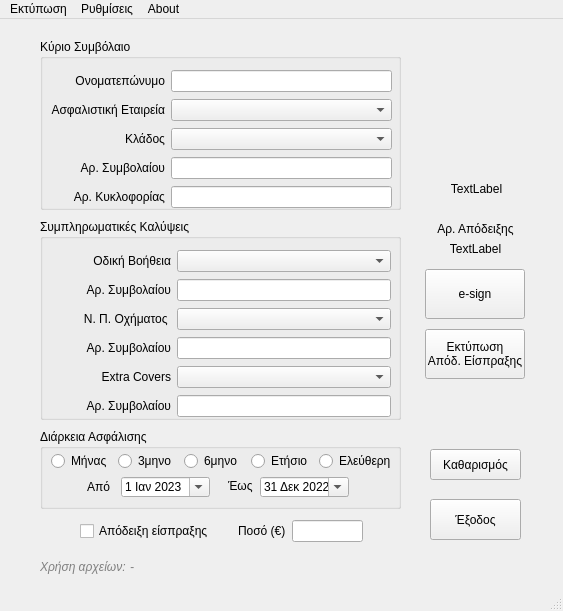
The window that src/receipt.ui (nmaragos/domino) describes before a commit, drawn with Qt 5.
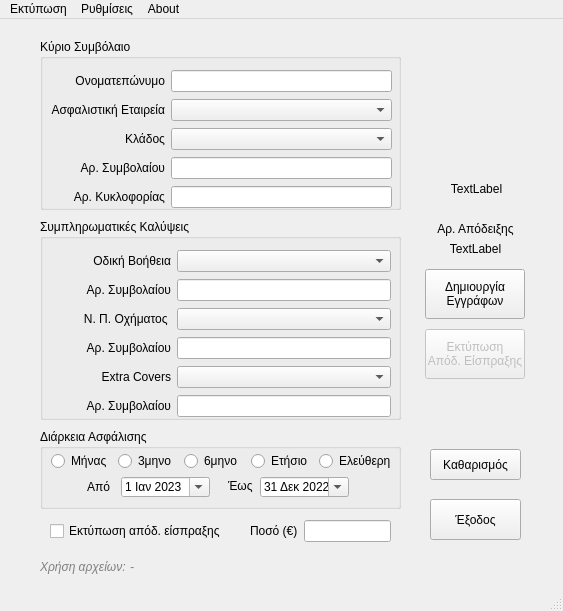
The same window after the commit. Icons and pictures are not drawn.

Commit message: Better handling and printing options between document and money receipts

```diff
--- a/src/receipt.ui
+++ b/src/receipt.ui
@@ -498,6 +498,9 @@
     </property>
    </widget>
    <widget class="QPushButton" name="btn_print">
+    <property name="enabled">
+     <bool>false</bool>
+    </property>
     <property name="geometry">
      <rect>
       <x>425</x>
@@ -540,9 +543,9 @@
    <widget class="QWidget" name="layoutWidget">
     <property name="geometry">
      <rect>
-      <x>80</x>
+      <x>50</x>
       <y>500</y>
-      <width>283</width>
+      <width>341</width>
       <height>24</height>
      </rect>
     </property>
@@ -550,7 +553,7 @@
      <item>
       <widget class="QCheckBox" name="chk_money_receipt">
        <property name="text">
-        <string>Απόδειξη είσπραξης</string>
+        <string>Εκτύπωση απόδ. είσπραξης</string>
        </property>
       </widget>
      </item>
@@ -602,7 +605,8 @@
      </rect>
     </property>
     <property name="text">
-     <string>e-sign</string>
+     <string>Δημιουργία
+Εγγράφων</string>
     </property>
    </widget>
    <widget class="QLabel" name="label_17">
```
Left out of the diff: 21 changed lines with no effect on the pictures. The commit also changes 2 other files.
